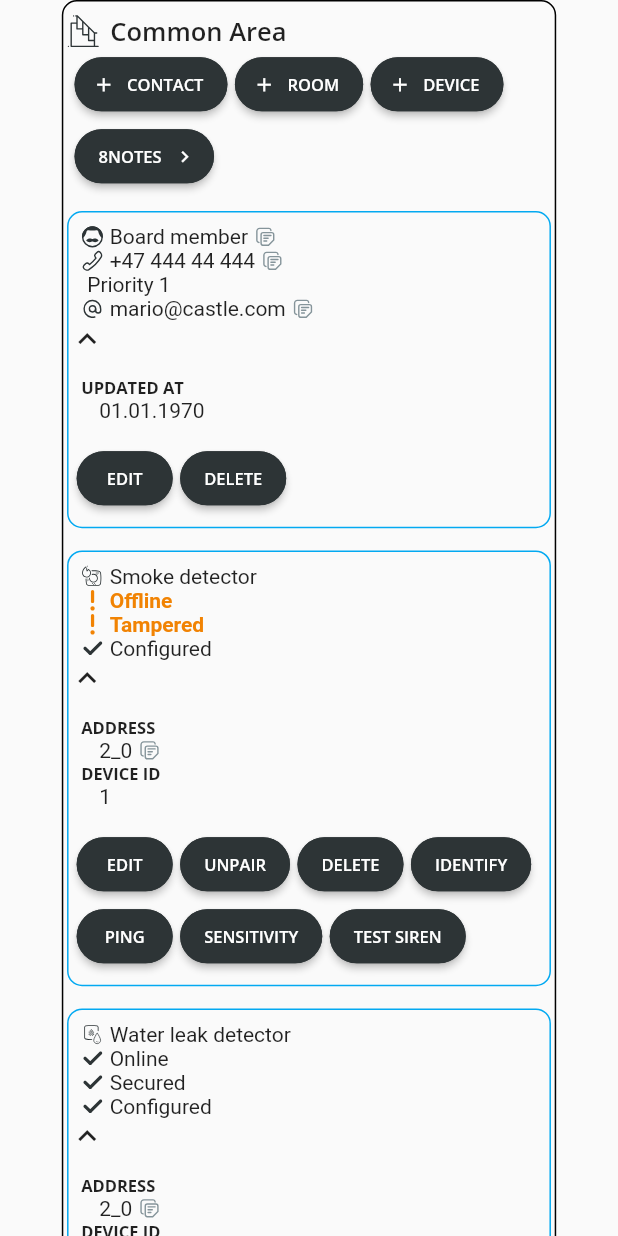
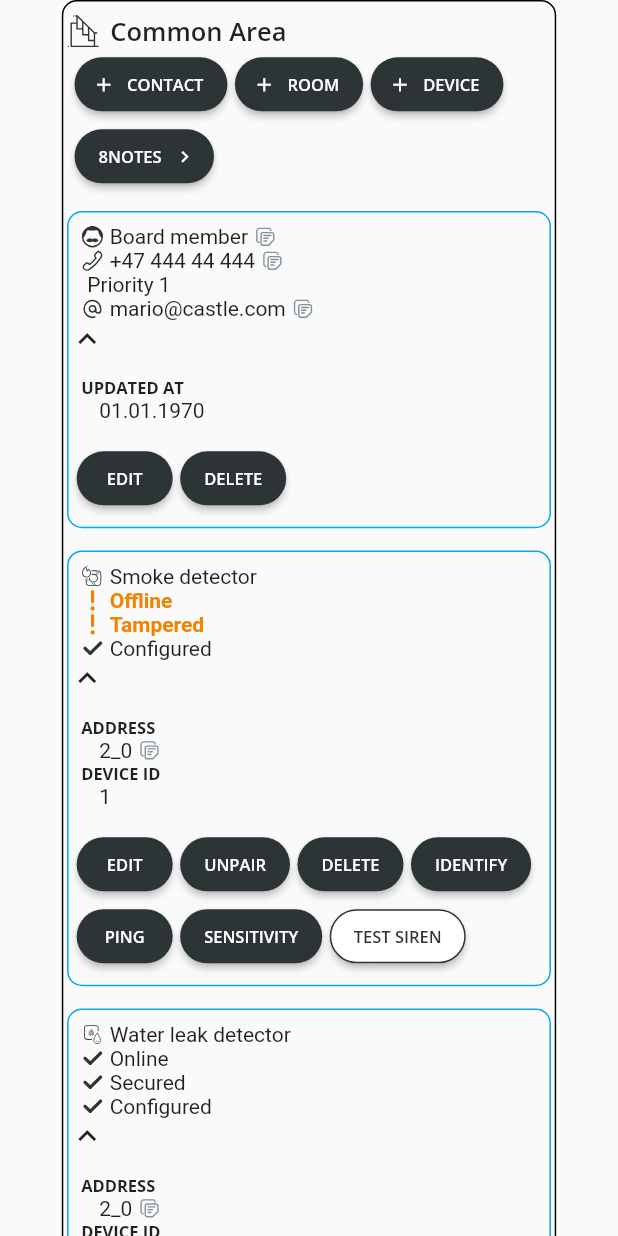
Before and after one commit to Tesfamichael1074/ui_test_futurehome, a Flutter app: the screen it shows after launch, on a phone screen of 412 x 824 dp. Run offline on Flutter 3.47's test engine with Material 2 defaults, Android fonts, the phone set to English and light mode, and no system bars; our stand-ins replace flutter_svg, google_fonts.

Commit message:
added outline style support for card footer buttons

```diff
--- a/lib/components/buttons/icon_buttons.dart
+++ b/lib/components/buttons/icon_buttons.dart
@@ -16,6 +16,16 @@ class CustomButton extends StatelessWidget {
   final ButtonStyle style = ButtonStyle(
     foregroundColor: MaterialStateProperty.all<Color>(Colors.white),
     backgroundColor: MaterialStateProperty.all<Color>(const Color(0xFF2D3436)),
+    shape: MaterialStateProperty.all<RoundedRectangleBorder>(
+      RoundedRectangleBorder(
+        borderRadius: BorderRadius.circular(18.0),
+      ),
+    ),
+  );
+
+  final ButtonStyle outlinedStyle = ButtonStyle(
+    foregroundColor: MaterialStateProperty.all<Color>(Color(0xFF2D3436)),
+    backgroundColor: MaterialStateProperty.all<Color>(Colors.white),
     shape: MaterialStateProperty.all<RoundedRectangleBorder>(
       RoundedRectangleBorder(
         borderRadius: BorderRadius.circular(18.0),
@@ -50,7 +60,7 @@ class CustomButton extends StatelessWidget {
             : ElevatedButton(
                 onPressed: () {},
                 child: title,
-                style: style,
+                style: button.outlined ? outlinedStyle : style,
               ),
       ),
     );
--- a/lib/components/card.dart
+++ b/lib/components/card.dart
@@ -13,12 +13,14 @@ class CustomCard extends StatelessWidget {
     this.size,
     required this.titleBarContents,
     required this.footerButtons,
+    this.footerButtons2 = const [],
     required this.cardContent,
   }) : super(key: key);
 
   final List<Map<String, dynamic>> cardContent;
   final List<CustomDataViewModel> titleBarContents;
   final List<CustomIconButtons> footerButtons;
+  final List<CustomIconButtons> footerButtons2;
 
   final Widget svg = SvgPicture.asset(
     'lib/assets/svg/man.svg',
--- a/lib/constants/card_2.dart
+++ b/lib/constants/card_2.dart
@@ -36,7 +36,12 @@ final card2FooterButtons = [
   CustomIconButtons(name: "identify"),
   CustomIconButtons(name: "ping"),
   CustomIconButtons(name: "Sensitivity"),
-  CustomIconButtons(name: "Test Siren"),
+  CustomIconButtons(name: "Test Siren", outlined: true),
+];
+
+final card2FooterButtons2 = [
+  CustomIconButtons(name: "Timeline"),
+  CustomIconButtons(name: "8Notes"),
 ];
 
 final card2Content = [
--- a/lib/models/custom_icon_buttons_model.dart
+++ b/lib/models/custom_icon_buttons_model.dart
@@ -4,11 +4,13 @@ class CustomIconButtons {
   CustomIconButtons({
     this.icon,
     required this.name,
+    this.outlined = false,
     this.iconAlignment = CustomIconAlignMent.left,
   });
 
   final String name;
   final IconData? icon;
+  final bool outlined;
   final CustomIconAlignMent iconAlignment;
 }
 
```
